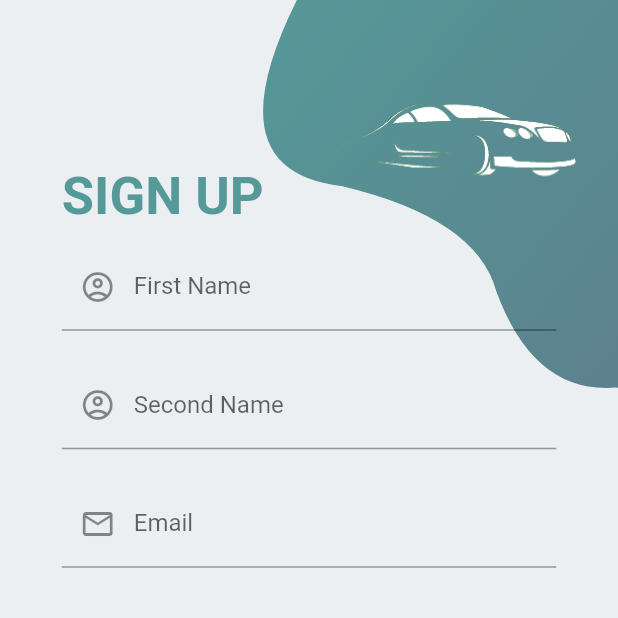
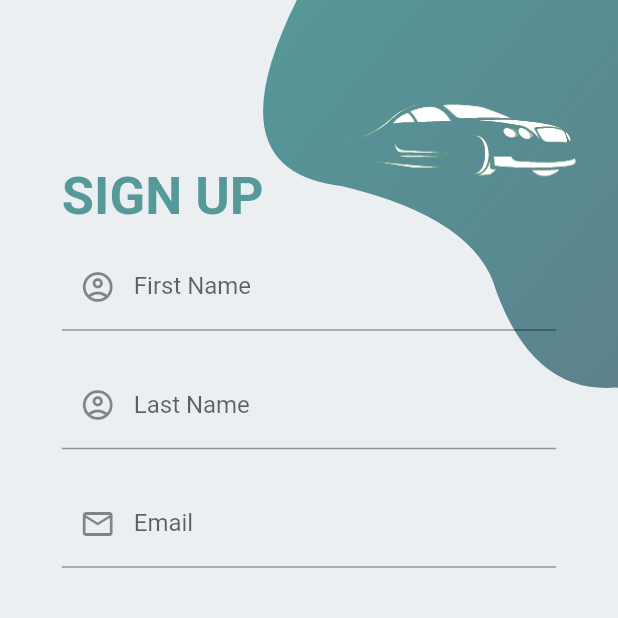
Before and after one commit to amroaboamro/HGFrontendCode, a Flutter app: the screen it shows after launch, after a tap on "Sign Up", on a phone screen of 412 x 824 dp, the top half of it. Run offline on Flutter 3.47's test engine with Material 2 defaults, Android fonts, the phone set to English and light mode, and no system bars; our stand-ins replace curved_navigation_bar, fluttertoast; network calls fail.

Commit message:
update sign up

```diff
--- a/lib/sign_up.dart
+++ b/lib/sign_up.dart
@@ -13,13 +13,12 @@ class SignUpScreen extends StatefulWidget {
 
 class _SignUpScreenState extends State<SignUpScreen> {
   String? _selectedCarType;
-  var firstName, secondName, email, password, phone, carModel;
+  var firstName, lastName, email, password, phone, carModel;
   List<String> _dropdownItems = [];
   bool _isLoading = false;
   String _errorMessage = '';
 
   Future<void> _signUp() async {
-
     setState(() {
       _isLoading = true;
       _errorMessage = '';
@@ -27,11 +26,11 @@ class _SignUpScreenState extends State<SignUpScreen> {
 
     try {
       final response = await http.post(
-        Uri.parse(''),
+        Uri.parse('http://127.0.0.1:3000/signup'),
         headers: {'Content-Type': 'application/json'},
         body: json.encode({
           'firstName': firstName,
-          'second': secondName,
+          'lastName': lastName,
           'email': email,
           'password': password,
           'phone': phone,
@@ -72,7 +71,8 @@ class _SignUpScreenState extends State<SignUpScreen> {
   }
 
   Future<List<String>> fetchDropdownItems() async {
-    final response = await http.get(Uri.parse('https://example.com/api/dropdown-items'));
+    final response =
+        await http.get(Uri.parse('https://example.com/api/dropdown-items'));
 
     if (response.statusCode == 200) {
       final data = json.decode(response.body) as List<dynamic>;
@@ -100,10 +100,7 @@ class _SignUpScreenState extends State<SignUpScreen> {
     //      'kia rio',
     //    ];
     //  });
-
   }
-
-
 
   @override
   void initState() {
@@ -155,10 +152,10 @@ class _SignUpScreenState extends State<SignUpScreen> {
                       horizontal: size.width * 0.1, vertical: 10),
                   child: TextField(
                     onChanged: (value) {
-                      secondName = value;
+                      lastName = value;
                     },
                     decoration: InputDecoration(
-                      labelText: "Second Name",
+                      labelText: "Last Name",
                       prefixIcon: Icon(Icons.account_circle_outlined),
                     ),
                   ),
```
Lines whose indentation alone changed are shown as unchanged.
